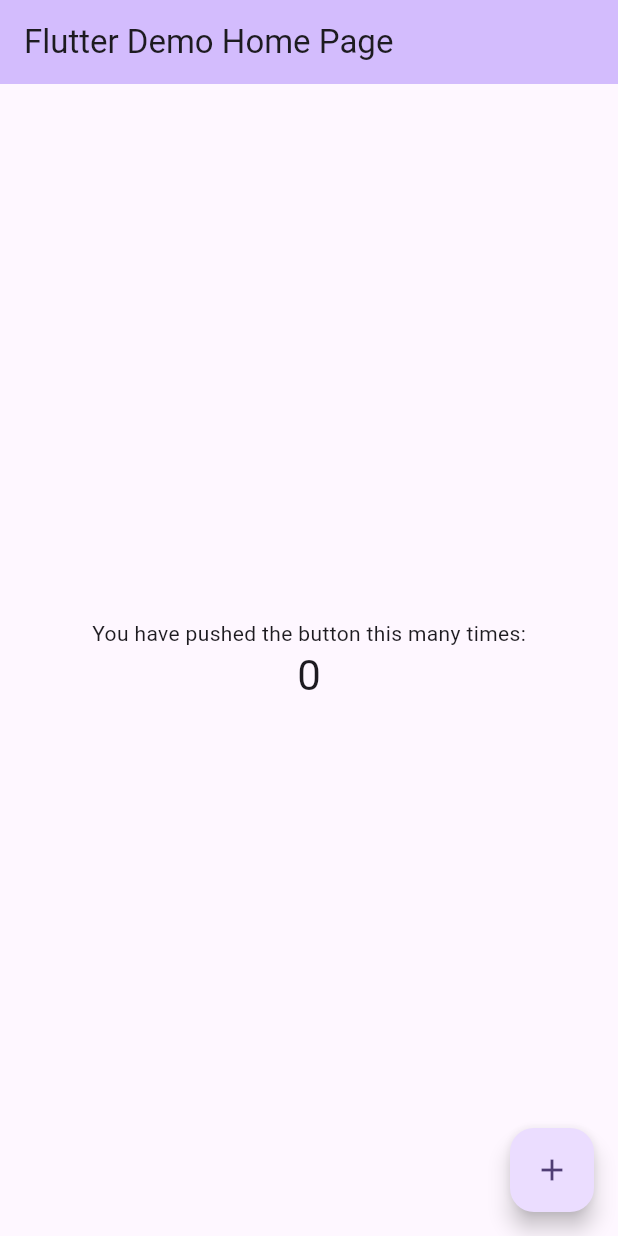
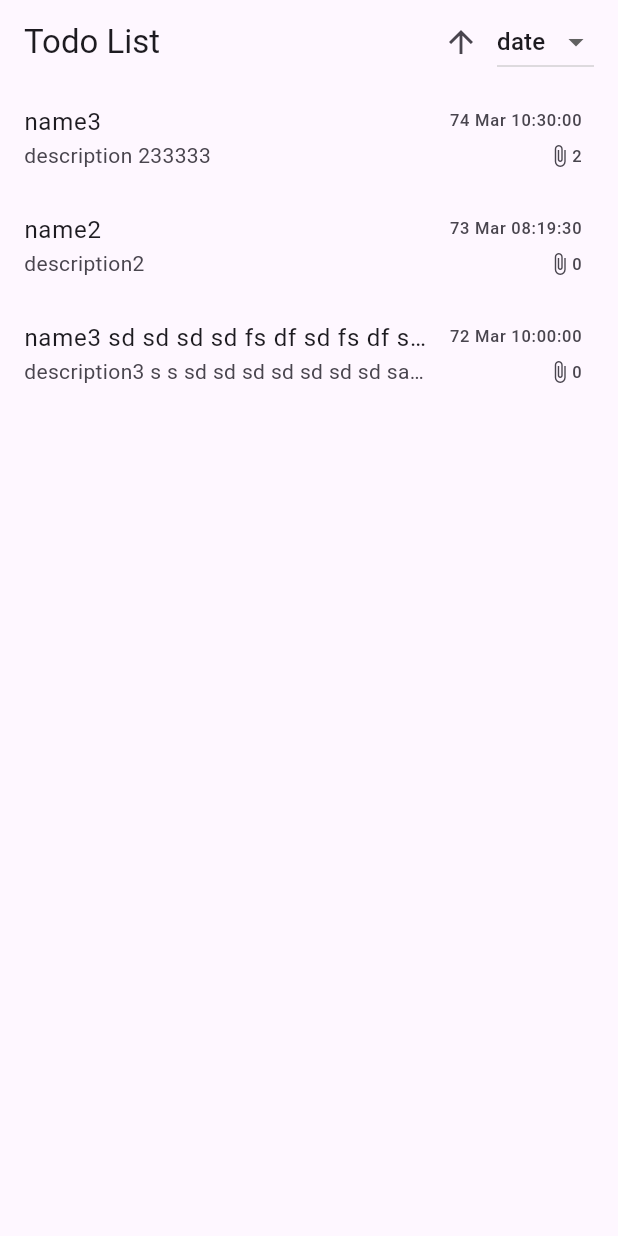
Before and after one commit to dadagov125/todo_list_vanilla, a Flutter app: the screen it shows after launch, on a phone screen of 412 x 824 dp. Run offline on Flutter 3.47's test engine with Material 3 defaults, Android fonts, the phone set to English and light mode, and no system bars.

Commit message:
add todo list screen with items

```diff
--- a/lib/app/app.dart
+++ b/lib/app/app.dart
@@ -1,5 +1,6 @@
 import 'package:flutter/material.dart';
 import 'package:todo_list/feature/home/home.dart';
+import 'package:todo_list/feature/todo/presentation/screen/todo_list_screen.dart';
 
 class App extends StatelessWidget {
   const App({super.key});
@@ -11,7 +12,7 @@ class App extends StatelessWidget {
         colorScheme: ColorScheme.fromSeed(seedColor: Colors.deepPurple),
         useMaterial3: true,
       ),
-      home: const MyHomePage(title: 'Flutter Demo Home Page'),
+      home: const TodoListScreen()
     );
   }
 }
--- /dev/null
+++ b/lib/feature/todo/domain/model/enum/enum.dart
@@ -0,0 +1 @@
+export 'todo_item_sort_option.dart';
--- /dev/null
+++ b/lib/feature/todo/domain/model/enum/todo_item_sort_option.dart
@@ -0,0 +1,4 @@
+enum TodoItemSortOption {
+  date,
+  name,
+}
--- a/lib/feature/todo/domain/model/model.dart
+++ b/lib/feature/todo/domain/model/model.dart
@@ -1 +1,2 @@
+export 'enum/enum.dart';
 export 'todo_item.dart';
--- /dev/null
+++ b/lib/feature/todo/presentation/screen/todo_list_screen.dart
@@ -0,0 +1,146 @@
+import 'package:flutter/material.dart';
+import 'package:intl/intl.dart';
+import 'package:todo_list/feature/todo/todo.dart';
+
+class TodoListScreen extends StatefulWidget {
+  const TodoListScreen({super.key});
+
+  @override
+  State<TodoListScreen> createState() => _TodoListScreenState();
+}
+
+class _TodoListScreenState extends State<TodoListScreen> {
+  final _dateFormat = DateFormat('DD MMM HH:mm:ss');
+
+  bool _isAscending = false;
+
+  TodoItemSortOption _sortOption = TodoItemSortOption.date;
+
+  final List<TodoItem> _todoItems = [
+    TodoItem(
+      name: 'name3',
+      description: 'description 233333',
+      createdAt: DateTime.now(),
+      attachments: ['attachment1', 'attachment2'],
+    ),
+    TodoItem(
+      name: 'name2',
+      description: 'description2',
+      createdAt: DateTime.now().subtract(
+          const Duration(days: 1, hours: 2, minutes: 10, seconds: 30)),
+      attachments: [],
+    ),
+    TodoItem(
+      name: 'name3 sd sd sd sd fs df sd fs df sdfasdfsdfasdfa'
+          'sdfasdfsadfsad'
+          ' fsdafasdfsadf sadfasdf sadfsadf sadfsadfsdaf ',
+      description:
+          'description3 s s sd sd sd sd sd sd sd sa s dasd sadacfsdfasdfsadf'
+          'asdfsadfsd fsd fsadfsadfsadfsda fsdafsdafsadfsadfs adf as'
+          'df asd f asdf sad ',
+      createdAt: DateTime.now().subtract(const Duration(days: 2, minutes: 30)),
+      attachments: [],
+    ),
+  ];
+
+  void _sortItems() {
+    _todoItems.sort((a, b) {
+      int comparison;
+      if (_sortOption == TodoItemSortOption.date) {
+        comparison = a.createdAt.compareTo(b.createdAt);
+      } else {
+        comparison = a.name.compareTo(b.name);
+      }
+      return _isAscending ? comparison : -comparison;
+    });
+  }
+
+  @override
+  void initState() {
+    super.initState();
+    _sortItems();
+  }
+
+  @override
+  Widget build(BuildContext context) {
+    return Scaffold(
+      body: CustomScrollView(
+        slivers: [
+          SliverAppBar(
+            title: const Text('Todo List'),
+            centerTitle: false,
+            pinned: true,
+            actions: [
+              IconButton(
+                onPressed: () {
+                  setState(() {
+                    _isAscending = !_isAscending;
+                    _sortItems();
+                  });
+                },
+                icon: Icon(
+                  _isAscending ? Icons.arrow_downward : Icons.arrow_upward,
+                ),
+              ),
+              DropdownButton(
+                value: _sortOption,
+                items: [
+                  ...TodoItemSortOption.values.map(
+                    (e) => DropdownMenuItem(
+                      value: e,
+                      child: Text(
+                        e.name,
+                      ),
+                    ),
+                  ),
+                ],
+                onChanged: (item) {
+                  setState(() {
+                    _sortOption = item!;
+                    _sortItems();
+                  });
+                },
+              ),
+              const SizedBox(width: 16),
+            ],
+          ),
+          SliverList(
+            delegate: SliverChildBuilderDelegate(
+              (context, index) {
+                final todoItem = _todoItems[index];
+                return ListTile(
+                  title: Text(
+                    todoItem.name,
+                    maxLines: 1,
+                    overflow: TextOverflow.ellipsis,
+                  ),
+                  subtitle: Text(
+                    todoItem.description,
+                    maxLines: 1,
+                    overflow: TextOverflow.ellipsis,
+                  ),
+                  trailing: Column(
+                    crossAxisAlignment: CrossAxisAlignment.end,
+                    mainAxisSize: MainAxisSize.min,
+                    spacing: 8,
+                    children: [
+                      Text(_dateFormat.format(todoItem.createdAt)),
+                      Row(
+                        mainAxisSize: MainAxisSize.min,
+                        children: [
+                          const Icon(Icons.attach_file, size: 16),
+                          Text(todoItem.attachments.length.toString()),
+                        ],
+                      ),
+                    ],
+                  ),
+                );
+              },
+              childCount: _todoItems.length,
+            ),
+          ),
+        ],
+      ),
+    );
+  }
+}
```
Also changed, not shown: pubspec.yaml (+2 -72 lines), pubspec.lock.
